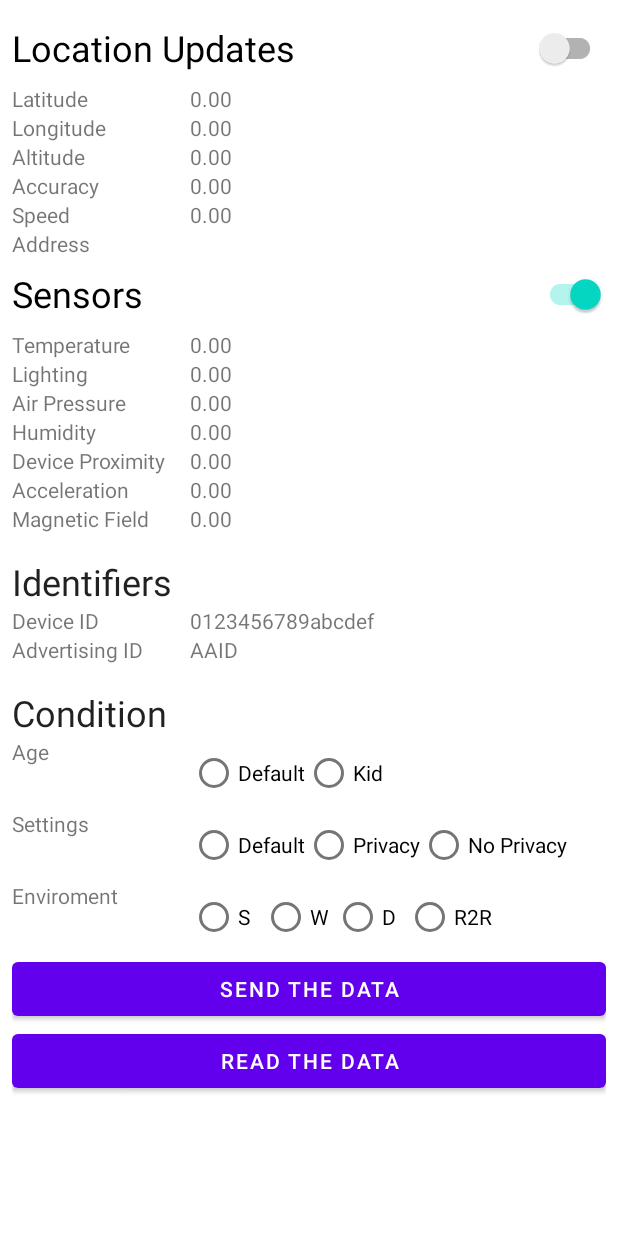
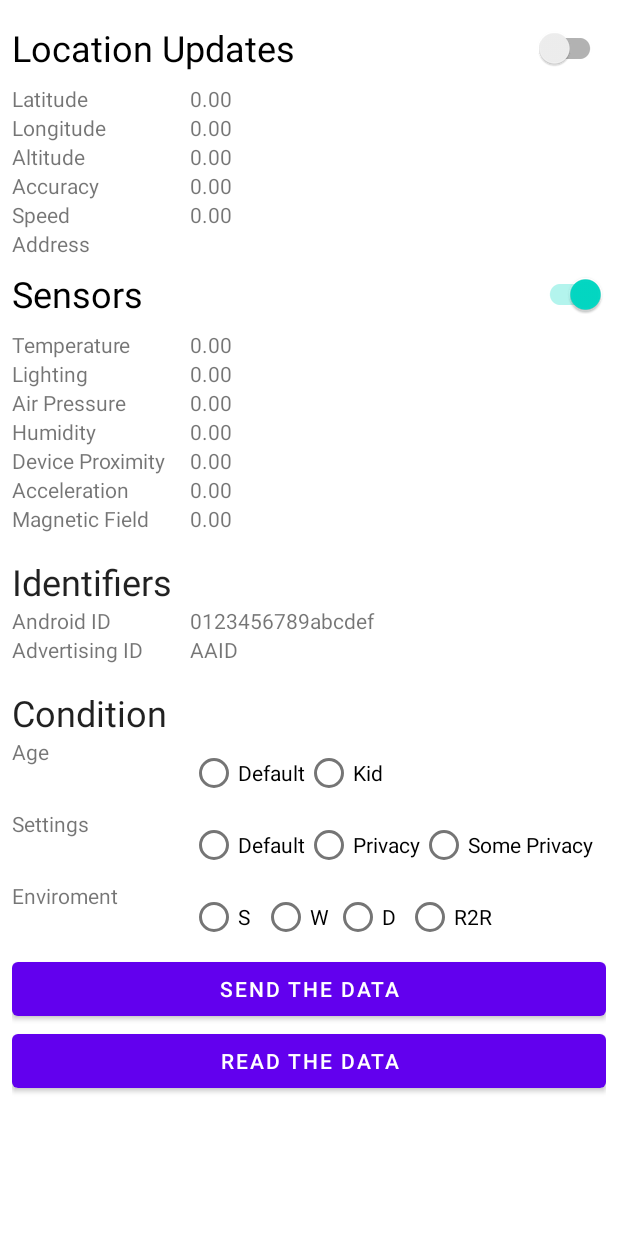
Before and after one commit to holdenlw/Android_Investigation, an Android app: the first screen one second after launch (MainActivity), on a phone screen of 412 x 824 dp. Run offline under Robolectric (Android 15) with nearby library versions, the phone set to English and light mode, and no system bars; our stand-ins replace AdMob; 2 statements that could not run were skipped.

Commit message:
Should be last update for now

```diff
--- a/app/src/main/AndroidManifest.xml
+++ b/app/src/main/AndroidManifest.xml
@@ -4,6 +4,7 @@
 
     <uses-permission android:name="android.permission.ACCESS_COARSE_LOCATION" />
     <uses-permission android:name="android.permission.ACCESS_FINE_LOCATION" />
+
     <application
         android:allowBackup="true"
         android:icon="@mipmap/ic_launcher"
--- a/app/src/main/res/layout/activity_main.xml
+++ b/app/src/main/res/layout/activity_main.xml
@@ -175,11 +175,11 @@
     <TableRow>
         <TextView
             android:id="@+id/tv_labelAID"
-            android:text="@string/tv_labelAID2" />
+            android:text="@string/android_id" />
 
         <TextView
             android:id="@+id/tv_AID"
-            android:text="@string/tv_AID" />
+            android:text="@string/android_id" />
     </TableRow>
 
     <TableRow>
@@ -191,6 +191,12 @@
             android:id="@+id/tv_AAID"
             android:text="@string/tv_AAID" />
     </TableRow>
+
+<!--    <TableRow>-->
+<!--        <TextView-->
+<!--            android:id="@+id/tv_AID"-->
+<!--            android:text="android id" />-->
+<!--    </TableRow>-->
 
    <TableRow>
        <TextView
@@ -251,7 +257,7 @@
                android:id="@+id/rb_s_2"
                android:layout_width="wrap_content"
                android:layout_height="wrap_content"
-               android:text="No Privacy"
+               android:text="Some Privacy"
                android:onClick="onConditionClick"/>
 
        </RadioGroup>
--- a/app/src/main/res/values/strings.xml
+++ b/app/src/main/res/values/strings.xml
@@ -76,4 +76,5 @@
     <string name="loadData">Load</string>
     <string name="send_the_data">Send the Data</string>
     <string name="read_the_data">Read the Data</string>
+    <string name="android_id">Android ID</string>
 </resources>
```
Also changed, not shown: app/src/main/java/com/example/myapplication/MainActivity.java (+51 -46 lines).
